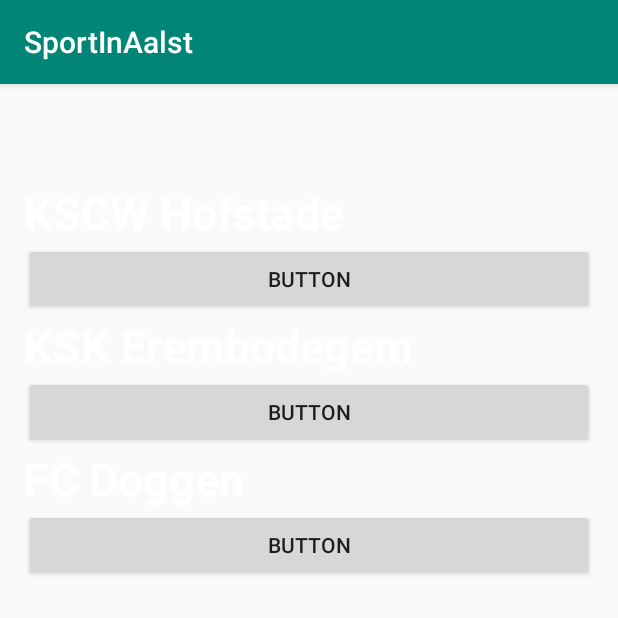
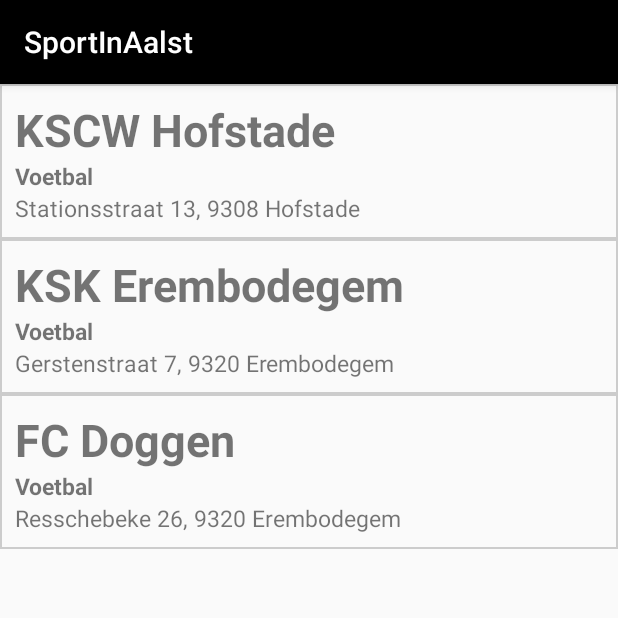
Before and after one commit to Beazar/AndroidLekkerLokaal, an Android app: the screen it shows after launch (MainActivity), on a phone screen of 412 x 824 dp, the top half of it. Run offline under Robolectric (Android 15) with nearby library versions, the phone set to English and light mode, and no system bars.

Commit message:
listview en layout van de fragment_list_content

```diff
--- a/app/src/main/java/com/example/sanderbeazar/sportinaalst/domain/SimpleItemRecyclerViewAdapter.kt
+++ b/app/src/main/java/com/example/sanderbeazar/sportinaalst/domain/SimpleItemRecyclerViewAdapter.kt
@@ -45,6 +45,8 @@
     override fun onBindViewHolder(holder: ViewHolder, position: Int) {
         val sportclub = sportclubs[position]
         holder.name.text = sportclub.naam
+        holder.sport.text = sportclub.sport
+        holder.adres.text = sportclub.adres + ", " + sportclub.Postcode
 
         with(holder.itemView) {
             tag = sportclub // Save the comic represented by this view
@@ -56,5 +58,7 @@
 
     inner class ViewHolder(view: View) : RecyclerView.ViewHolder(view) {
         val name: TextView = view.lijstnaam
+        val sport: TextView = view.sport
+        val adres: TextView = view.adres
     }
 }
--- a/app/src/main/java/com/example/sanderbeazar/sportinaalst/domain/Sportclub.kt
+++ b/app/src/main/java/com/example/sanderbeazar/sportinaalst/domain/Sportclub.kt
@@ -4,6 +4,6 @@
 
 class Sportclub (val naam: String = "", val sport: String= "", val email: String= "",
                  val website: String="", val jongen: Boolean = true, val meisje: Boolean = true,
-                 val Postcode : Int, val adres : String = "", val Id : String): Serializable{
+                 val Postcode : String, val adres : String = "", val Id : String): Serializable{
 
 }
--- a/app/src/main/java/com/example/sanderbeazar/sportinaalst/fragments/SportclubLijstFragment.kt
+++ b/app/src/main/java/com/example/sanderbeazar/sportinaalst/fragments/SportclubLijstFragment.kt
@@ -58,7 +58,7 @@
         val sporten = resources.getStringArray(R.array.sporten)
         val emails = resources.getStringArray(R.array.emails)
         val websites = resources.getStringArray(R.array.websites)
-        val postcodes = resources.getIntArray(R.array.postcodes)
+        val postcodes = resources.getStringArray(R.array.postcodes)
         val adressen = resources.getStringArray(R.array.adressen)
         //val urls = resources.getStringArray(R.array.urls)
 
--- /dev/null
+++ b/app/src/main/res/drawable-v24/customborder.xml
@@ -0,0 +1,7 @@
+<?xml version="1.0" encoding="UTF-8"?>
+<shape xmlns:android="http://schemas.android.com/apk/res/android" android:shape="rectangle"
+    android:layout_height="match_parent" android:layout_width="match_parent">
+    <corners android:radius="0dp"/>
+    <padding android:left="10dp" android:right="10dp" android:top="10dp" android:bottom="10dp"/>
+    <stroke android:width="1dp" android:color="#CCCCCC"/>
+</shape>
--- a/app/src/main/res/layout/activity_main.xml
+++ b/app/src/main/res/layout/activity_main.xml
@@ -10,8 +10,8 @@
         android:layout_width="match_parent"
         android:layout_height="match_parent"
         android:id="@+id/container_main" >
-
+<!--
         <include layout="@layout/sportclub_lijst_fragment"/>
-
+-->
     </FrameLayout>
 </android.support.constraint.ConstraintLayout>
--- a/app/src/main/res/layout/sportclub_lijst_content.xml
+++ b/app/src/main/res/layout/sportclub_lijst_content.xml
@@ -2,20 +2,11 @@
 <LinearLayout xmlns:android="http://schemas.android.com/apk/res/android"
     android:layout_height="wrap_content"
     android:layout_width="match_parent"
-    android:orientation="vertical">
-
-    <ImageView
-        android:id="@+id/sportclub_image"
-        android:layout_width="match_parent"
-        android:layout_height="match_parent"
-        android:adjustViewBounds="true"
-        android:contentDescription="@null"
-        android:scaleType="centerCrop"
-        />
+    android:orientation="vertical"
+    android:background="@drawable/customborder">
 
     <TextView
         android:id="@+id/lijstnaam"
-        style="@style/TextAppearance.AppCompat.Subhead.Inverse"
         android:layout_width="match_parent"
         android:layout_height="wrap_content"
         android:layout_gravity="bottom"
@@ -24,10 +15,26 @@
         android:textStyle="bold"
         android:visibility="visible" />
 
-    <Button
-        android:id="@+id/button"
+    <TextView
+        android:id="@+id/sport"
         android:layout_width="match_parent"
         android:layout_height="wrap_content"
-        android:text="Button" />
+        android:layout_gravity="bottom"
+        android:text="SPORT"
+        android:textSize="15sp"
+        android:textStyle="bold"
+        android:visibility="visible" />
+
+    <TextView
+        android:id="@+id/adres"
+        android:layout_width="match_parent"
+        android:layout_height="wrap_content"
+        android:layout_gravity="bottom"
+        android:text="ADRES"
+        android:textSize="15sp"
+        android:visibility="visible" />
+
+
+
 
 </LinearLayout>
--- a/app/src/main/res/layout/sportclub_lijst_fragment.xml
+++ b/app/src/main/res/layout/sportclub_lijst_fragment.xml
@@ -5,14 +5,16 @@
     xmlns:tools="http://schemas.android.com/tools"
     android:layout_width="match_parent"
     android:layout_height="match_parent"
-    xmlns:app="http://schemas.android.com/apk/res-auto">
+    xmlns:app="http://schemas.android.com/apk/res-auto"
+    >
 
     <FrameLayout
         android:layout_width="match_parent"
         android:layout_height="match_parent"
-        android:layout_marginTop="65dp"
+        android:layout_marginTop="0dp"
         app:layout_behavior="@string/appbar_scrolling_view_behavior"
-        app:layout_constraintTop_toTopOf="parent">
+        app:layout_constraintTop_toTopOf="parent"
+        >
 
         <android.support.v7.widget.RecyclerView
             xmlns:android="http://schemas.android.com/apk/res/android"
@@ -22,11 +24,10 @@
             android:name="com.example.sanderbeazar.sportinaalst.sportclub_lijst_fragment"
             android:layout_width="match_parent"
             android:layout_height="match_parent"
-            android:layout_marginLeft="16dp"
-            android:layout_marginRight="16dp"
             app:layoutManager="android.support.v7.widget.LinearLayoutManager"
             tools:context=".MainActivity"
-            tools:listitem="@layout/sportclub_lijst_content" />
+            tools:listitem="@layout/sportclub_lijst_content"
+            />
 
     </FrameLayout>
 </android.support.constraint.ConstraintLayout>
--- a/app/src/main/res/values/arrays.xml
+++ b/app/src/main/res/values/arrays.xml
@@ -26,16 +26,10 @@
         <item>Voetbal</item>
     </string-array>
 
-    <integer-array name="postcodes">
-        <item>9308</item>
-        <item>9320</item>
-        <item>9320</item>
-    </integer-array>
-
-    <string-array name="beschrijvingen">
-        <item>Beschrijving van qarfa</item>
-        <item>Dit is een frigo. Dit is een frigo. dit is een frigo. dit is een frigo.</item>
-        <item>Borselein, als een winnaar</item>
+    <string-array name="postcodes">
+        <item>9308 Hofstade</item>
+        <item>9320 Erembodegem</item>
+        <item>9320 Erembodegem</item>
     </string-array>
 
     <string-array name="adressen">
--- a/app/src/main/res/values/colors.xml
+++ b/app/src/main/res/values/colors.xml
@@ -1,6 +1,6 @@
 <?xml version="1.0" encoding="utf-8"?>
 <resources>
-    <color name="colorPrimary">#008577</color>
-    <color name="colorPrimaryDark">#00574B</color>
-    <color name="colorAccent">#D81B60</color>
+    <color name="colorPrimary">	#000000</color>
+    <color name="colorPrimaryLight">#A9A9A9</color>
+    <color name="colorAccent">#C0C0C0</color>
 </resources>
```
